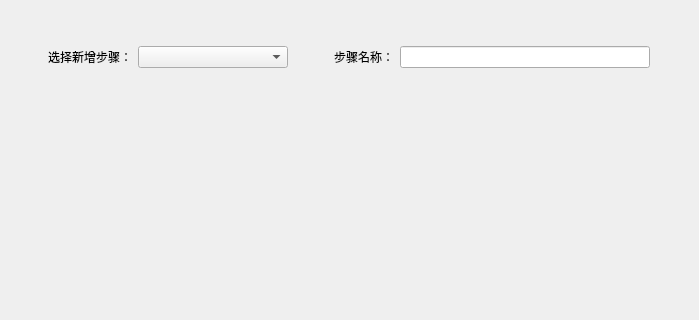
Old version of the form HumablotPro/ui/utility/ProcessData.ui in the repository kevinkingmin/72FA; both pictures show x 0 to 699 and y 0 to 320 of the 699 by 510 pixel window.
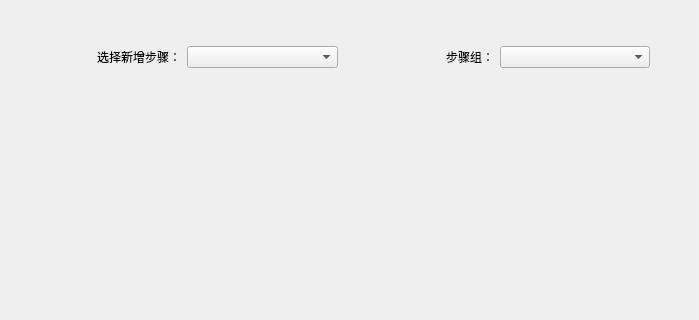
New version of the form.

Diff of the .ui file:
```diff
--- a/HumablotPro/ui/utility/ProcessData.ui
+++ b/HumablotPro/ui/utility/ProcessData.ui
@@ -98,7 +98,7 @@
       <item>
        <widget class="QLabel" name="lblStepType_2">
         <property name="text">
-         <string>步骤名称：</string>
+         <string>步骤组：</string>
         </property>
         <property name="alignment">
          <set>Qt::AlignRight|Qt::AlignTrailing|Qt::AlignVCenter</set>
@@ -106,17 +106,7 @@
        </widget>
       </item>
       <item>
-       <widget class="QLineEdit" name="lineEdit">
-        <property name="maximumSize">
-         <size>
-          <width>250</width>
-          <height>16777215</height>
-         </size>
-        </property>
-        <property name="maxLength">
-         <number>32767</number>
-        </property>
-       </widget>
+       <widget class="QComboBox" name="cmbStepGroup"/>
       </item>
       <item>
        <spacer name="horizontalSpacer">
```
Left out of the diff: 2 changed lines with no effect on the pictures.
